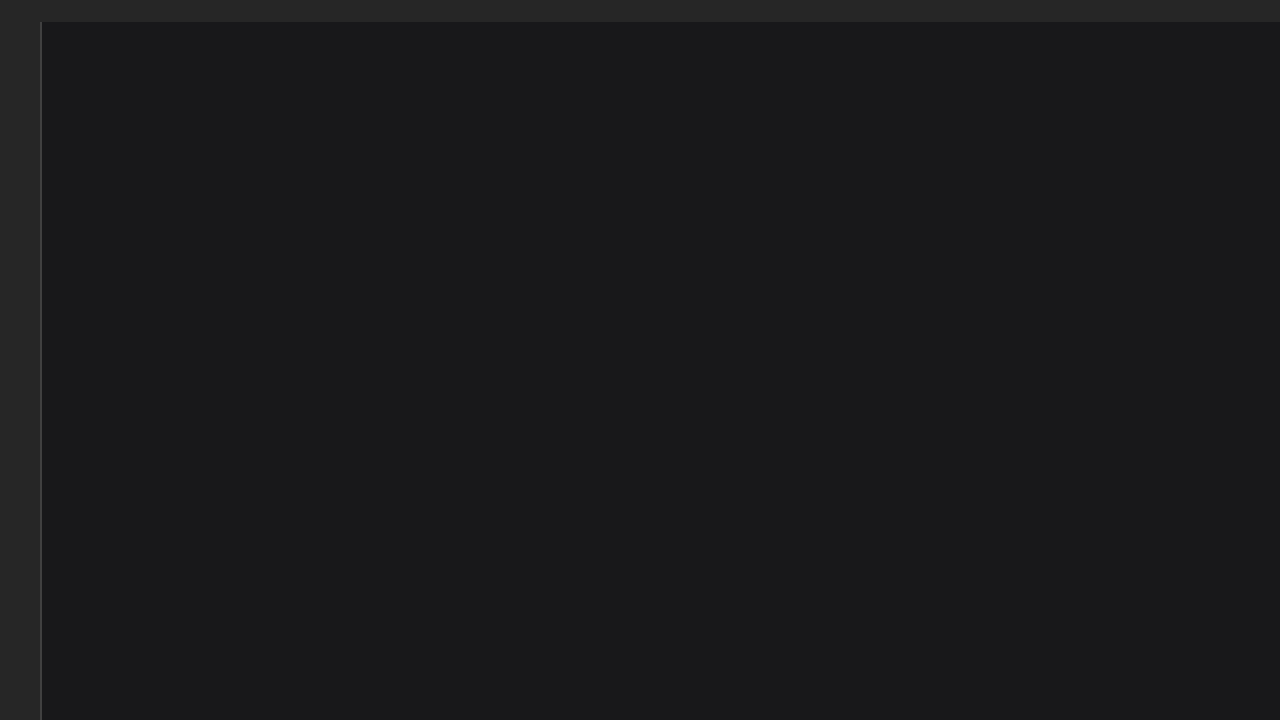
Qt form UI/main.ui (VictorGorgal/Gerenciamento-de-Acesso) before a commit.
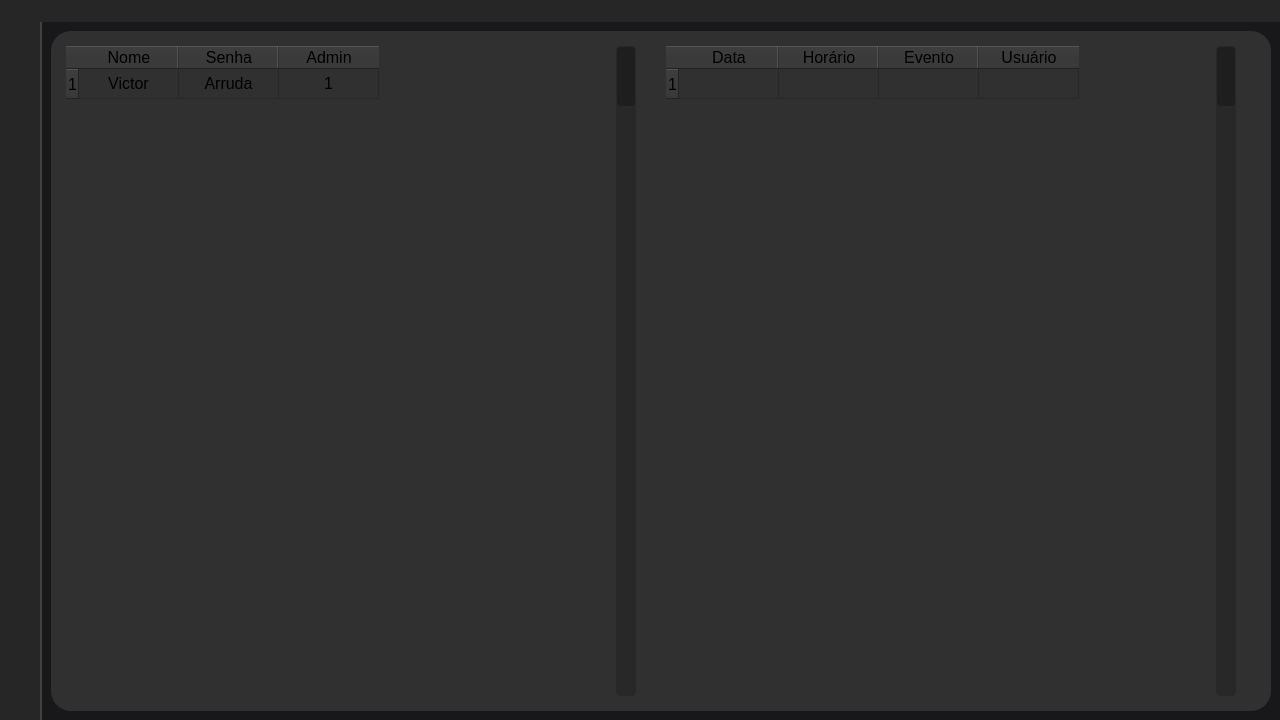
The same form after that commit. The open tabs and pages were chosen to show the change. Icons and pictures are not drawn.

The edit to the form file:
```diff
--- a/UI/main.ui
+++ b/UI/main.ui
@@ -736,7 +736,523 @@
              </layout>
             </widget>
             <widget class="QWidget" name="database_page">
-             <layout class="QHBoxLayout" name="horizontalLayout_7"/>
+             <layout class="QHBoxLayout" name="horizontalLayout_7">
+              <property name="spacing">
+               <number>0</number>
+              </property>
+              <item>
+               <widget class="QFrame" name="frame_5">
+                <property name="styleSheet">
+                 <string notr="true">background-color: rgb(48, 48, 48);
+border-radius:20px</string>
+                </property>
+                <property name="frameShape">
+                 <enum>QFrame::NoFrame</enum>
+                </property>
+                <property name="frameShadow">
+                 <enum>QFrame::Plain</enum>
+                </property>
+                <property name="lineWidth">
+                 <number>0</number>
+                </property>
+                <layout class="QHBoxLayout" name="horizontalLayout_5">
+                 <property name="spacing">
+                  <number>0</number>
+                 </property>
+                 <property name="leftMargin">
+                  <number>10</number>
+                 </property>
+                 <property name="topMargin">
+                  <number>10</number>
+                 </property>
+                 <property name="rightMargin">
+                  <number>10</number>
+                 </property>
+                 <property name="bottomMargin">
+                  <number>10</number>
+                 </property>
+                 <item>
+                  <widget class="QFrame" name="frame_8">
+                   <property name="minimumSize">
+                    <size>
+                     <width>100</width>
+                     <height>0</height>
+                    </size>
+                   </property>
+                   <property name="frameShape">
+                    <enum>QFrame::NoFrame</enum>
+                   </property>
+                   <property name="frameShadow">
+                    <enum>QFrame::Plain</enum>
+                   </property>
+                   <property name="lineWidth">
+                    <number>0</number>
+                   </property>
+                   <layout class="QHBoxLayout" name="horizontalLayout_9">
+                    <property name="spacing">
+                     <number>0</number>
+                    </property>
+                    <property name="leftMargin">
+                     <number>5</number>
+                    </property>
+                    <property name="topMargin">
+                     <number>5</number>
+                    </property>
+                    <property name="rightMargin">
+                     <number>5</number>
+                    </property>
+                    <property name="bottomMargin">
+                     <number>5</number>
+                    </property>
+                    <item>
+                     <widget class="QTableWidget" name="tabelaUsuarios">
+                      <property name="minimumSize">
+                       <size>
+                        <width>550</width>
+                        <height>0</height>
+                       </size>
+                      </property>
+                      <property name="font">
+                       <font>
+                        <pointsize>12</pointsize>
+                       </font>
+                      </property>
+                      <property name="styleSheet">
+                       <string notr="true">QTableView::item:selected {
+color: rgb(255, 255, 255);
+background:rgb(54, 54, 54); 
+}
+                           
+QTableCornerButton::section { 
+color: rgb(255, 255, 255);
+background-color: rgb(50, 50, 50);
+border: 1px outset rgb(18, 18, 18);
+}
+                           
+QHeaderView::section { 
+color: rgb(255, 255, 255);
+background-color: rgb(50, 50, 50);
+border: 1px outset rgb(18, 18, 18);
+}
+
+QTableView{
+    color: rgb(255, 255, 255);
+    gridline-color: rgb(30, 30, 30);
+}
+
+QTableView::item{
+    background: {color};
+}</string>
+                      </property>
+                      <property name="frameShape">
+                       <enum>QFrame::NoFrame</enum>
+                      </property>
+                      <property name="frameShadow">
+                       <enum>QFrame::Plain</enum>
+                      </property>
+                      <property name="lineWidth">
+                       <number>0</number>
+                      </property>
+                      <property name="editTriggers">
+                       <set>QAbstractItemView::NoEditTriggers</set>
+                      </property>
+                      <property name="gridStyle">
+                       <enum>Qt::SolidLine</enum>
+                      </property>
+                      <property name="sortingEnabled">
+                       <bool>false</bool>
+                      </property>
+                      <property name="cornerButtonEnabled">
+                       <bool>false</bool>
+                      </property>
+                      <attribute name="horizontalHeaderVisible">
+                       <bool>true</bool>
+                      </attribute>
+                      <attribute name="horizontalHeaderCascadingSectionResizes">
+                       <bool>false</bool>
+                      </attribute>
+                      <attribute name="horizontalHeaderHighlightSections">
+                       <bool>true</bool>
+                      </attribute>
+                      <attribute name="horizontalHeaderStretchLastSection">
+                       <bool>false</bool>
+                      </attribute>
+                      <attribute name="verticalHeaderVisible">
+                       <bool>true</bool>
+                      </attribute>
+                      <attribute name="verticalHeaderCascadingSectionResizes">
+                       <bool>false</bool>
+                      </attribute>
+                      <row>
+                       <property name="text">
+                        <string>1</string>
+                       </property>
+                       <property name="font">
+                        <font>
+                         <pointsize>12</pointsize>
+                        </font>
+                       </property>
+                      </row>
+                      <column>
+                       <property name="text">
+                        <string>Nome</string>
+                       </property>
+                       <property name="font">
+                        <font>
+                         <pointsize>12</pointsize>
+                        </font>
+                       </property>
+                      </column>
+                      <column>
+                       <property name="text">
+                        <string>Senha</string>
+                       </property>
+                       <property name="font">
+                        <font>
+                         <pointsize>12</pointsize>
+                        </font>
+                       </property>
+                      </column>
+                      <column>
+                       <property name="text">
+                        <string>Admin</string>
+                       </property>
+                       <property name="font">
+                        <font>
+                         <pointsize>12</pointsize>
+                        </font>
+                       </property>
+                      </column>
+                      <item row="0" column="0">
+                       <property name="text">
+                        <string>Victor</string>
+                       </property>
+                       <property name="font">
+                        <font>
+                         <pointsize>12</pointsize>
+                        </font>
+                       </property>
+                       <property name="textAlignment">
+                        <set>AlignCenter</set>
+                       </property>
+                      </item>
+                      <item row="0" column="1">
+                       <property name="text">
+                        <string>Arruda</string>
+                       </property>
+                       <property name="font">
+                        <font>
+                         <pointsize>12</pointsize>
+                        </font>
+                       </property>
+                       <property name="textAlignment">
+                        <set>AlignCenter</set>
+                       </property>
+                      </item>
+                      <item row="0" column="2">
+                       <property name="text">
+                        <string>1</string>
+                       </property>
+                       <property name="font">
+                        <font>
+                         <pointsize>12</pointsize>
+                        </font>
+                       </property>
+                       <property name="textAlignment">
+                        <set>AlignCenter</set>
+                       </property>
+                      </item>
+                     </widget>
+                    </item>
+                    <item>
+                     <widget class="QScrollBar" name="scrollUsuarios">
+                      <property name="minimumSize">
+                       <size>
+                        <width>20</width>
+                        <height>0</height>
+                       </size>
+                      </property>
+                      <property name="maximumSize">
+                       <size>
+                        <width>20</width>
+                        <height>16777215</height>
+                       </size>
+                      </property>
+                      <property name="styleSheet">
+                       <string notr="true">QScrollBar::handle:vertical {
+    background-color: rgb(30, 30, 30);
+    border-radius: 4px;
+}
+QScrollBar::handle:vertical:hover{
+    background-color: rgb(97, 68, 223);
+    border-radius: 4px;
+}
+QScrollBar::handle:vertical:pressed {
+    background-color: rgb(72, 42, 204);
+    border-radius: 4px;
+}
+
+QScrollBar::add-line:vertical{
+    background: rgb(40, 40, 40);
+    border-radius: 4px;
+}
+
+QScrollBar::sub-line:vertical{
+    background: rgb(40, 40, 40);
+    border-radius: 4px;
+}
+
+ QScrollBar:vertical {
+    border: 1px solid rgb(40, 40, 40);
+    background-color: rgb(40, 40, 40);
+    border-radius: 4px;
+ }
+
+QScrollBar::up-arrow:vertical, QScrollBar::down-arrow:vertical {
+    background: none;
+ 	border-radius: 4px;
+}
+QScrollBar::add-page:vertical, QScrollBar::sub-page:vertical {
+    background: none;
+ 	border-radius: 4px;
+}</string>
+                      </property>
+                      <property name="orientation">
+                       <enum>Qt::Vertical</enum>
+                      </property>
+                     </widget>
+                    </item>
+                    <item>
+                     <spacer name="horizontalSpacer">
+                      <property name="orientation">
+                       <enum>Qt::Horizontal</enum>
+                      </property>
+                      <property name="sizeHint" stdset="0">
+                       <size>
+                        <width>40</width>
+                        <height>20</height>
+                       </size>
+                      </property>
+                     </spacer>
+                    </item>
+                   </layout>
+                  </widget>
+                 </item>
+                 <item>
+                  <widget class="QFrame" name="frame_7">
+                   <property name="minimumSize">
+                    <size>
+                     <width>100</width>
+                     <height>0</height>
+                    </size>
+                   </property>
+                   <property name="frameShape">
+                    <enum>QFrame::NoFrame</enum>
+                   </property>
+                   <property name="frameShadow">
+                    <enum>QFrame::Plain</enum>
+                   </property>
+                   <property name="lineWidth">
+                    <number>0</number>
+                   </property>
+                   <layout class="QHBoxLayout" name="horizontalLayout_8">
+                    <property name="spacing">
+                     <number>0</number>
+                    </property>
+                    <property name="leftMargin">
+                     <number>5</number>
+                    </property>
+                    <property name="topMargin">
+                     <number>5</number>
+                    </property>
+                    <property name="rightMargin">
+                     <number>5</number>
+                    </property>
+                    <property name="bottomMargin">
+                     <number>5</number>
+                    </property>
+                    <item>
+                     <widget class="QTableWidget" name="tabelaEventos">
+                      <property name="minimumSize">
+                       <size>
+                        <width>550</width>
+                        <height>0</height>
+                       </size>
+                      </property>
+                      <property name="font">
+                       <font>
+                        <pointsize>12</pointsize>
+                       </font>
+                      </property>
+                      <property name="styleSheet">
+                       <string notr="true">QTableView::item:selected {
+color: rgb(255, 255, 255);
+background:rgb(54, 54, 54); 
+}
+                           
+QTableCornerButton::section { 
+color: rgb(255, 255, 255);
+background-color: rgb(50, 50, 50);
+border: 1px outset rgb(18, 18, 18);
+}
+                           
+QHeaderView::section { 
+color: rgb(255, 255, 255);
+background-color: rgb(50, 50, 50);
+border: 1px outset rgb(18, 18, 18);
+}
+
+QTableView{
+    color: rgb(255, 255, 255);
+    gridline-color: rgb(30, 30, 30);
+}
+
+QTableView::item{
+    background: {color};
+}</string>
+                      </property>
+                      <property name="frameShape">
+                       <enum>QFrame::NoFrame</enum>
+                      </property>
+                      <property name="frameShadow">
+                       <enum>QFrame::Plain</enum>
+                      </property>
+                      <property name="lineWidth">
+                       <number>0</number>
+                      </property>
+                      <property name="editTriggers">
+                       <set>QAbstractItemView::NoEditTriggers</set>
+                      </property>
+                      <row>
+                       <property name="text">
+                        <string>1</string>
+                       </property>
+                       <property name="font">
+                        <font>
+                         <pointsize>12</pointsize>
+                        </font>
+                       </property>
+                      </row>
+                      <column>
+                       <property name="text">
+                        <string>Data</string>
+                       </property>
+                       <property name="font">
+                        <font>
+                         <pointsize>12</pointsize>
+                        </font>
+                       </property>
+                      </column>
+                      <column>
+                       <property name="text">
+                        <string>Horário</string>
+                       </property>
+                       <property name="font">
+                        <font>
+                         <pointsize>12</pointsize>
+                        </font>
+                       </property>
+                      </column>
+                      <column>
+                       <property name="text">
+                        <string>Evento</string>
+                       </property>
+                       <property name="font">
+                        <font>
+                         <pointsize>12</pointsize>
+                        </font>
+                       </property>
+                      </column>
+                      <column>
+                       <property name="text">
+                        <string>Usuário</string>
+                       </property>
+                       <property name="font">
+                        <font>
+                         <pointsize>12</pointsize>
+                        </font>
+                       </property>
+                      </column>
+                     </widget>
+                    </item>
+                    <item>
+                     <widget class="QScrollBar" name="scrollEventos">
+                      <property name="minimumSize">
+                       <size>
+                        <width>20</width>
+                        <height>0</height>
+                       </size>
+                      </property>
+                      <property name="maximumSize">
+                       <size>
+                        <width>20</width>
+                        <height>16777215</height>
+                       </size>
+                      </property>
+                      <property name="styleSheet">
+                       <string notr="true">QScrollBar::handle:vertical {
+    background-color: rgb(30, 30, 30);
+    border-radius: 4px;
+}
+QScrollBar::handle:vertical:hover{
+    background-color: rgb(97, 68, 223);
+    border-radius: 4px;
+}
+QScrollBar::handle:vertical:pressed {
+    background-color: rgb(72, 42, 204);
+    border-radius: 4px;
+}
+
+QScrollBar::add-line:vertical{
+    background: rgb(40, 40, 40);
+    border-radius: 4px;
+}
+
+QScrollBar::sub-line:vertical{
+    background: rgb(40, 40, 40);
+    border-radius: 4px;
+}
+
+ QScrollBar:vertical {
+    border: 1px solid rgb(40, 40, 40);
+    background-color: rgb(40, 40, 40);
+    border-radius: 4px;
+ }
+
+QScrollBar::up-arrow:vertical, QScrollBar::down-arrow:vertical {
+    background: none;
+ 	border-radius: 4px;
+}
+QScrollBar::add-page:vertical, QScrollBar::sub-page:vertical {
+    background: none;
+ 	border-radius: 4px;
+}</string>
+                      </property>
+                      <property name="orientation">
+                       <enum>Qt::Vertical</enum>
+                      </property>
+                     </widget>
+                    </item>
+                    <item>
+                     <spacer name="horizontalSpacer_2">
+                      <property name="orientation">
+                       <enum>Qt::Horizontal</enum>
+                      </property>
+                      <property name="sizeHint" stdset="0">
+                       <size>
+                        <width>40</width>
+                        <height>20</height>
+                       </size>
+                      </property>
+                     </spacer>
+                    </item>
+                   </layout>
+                  </widget>
+                 </item>
+                </layout>
+               </widget>
+              </item>
+             </layout>
             </widget>
            </widget>
           </item>
```
Left out of the diff: 35 changed lines with no effect on the pictures.
